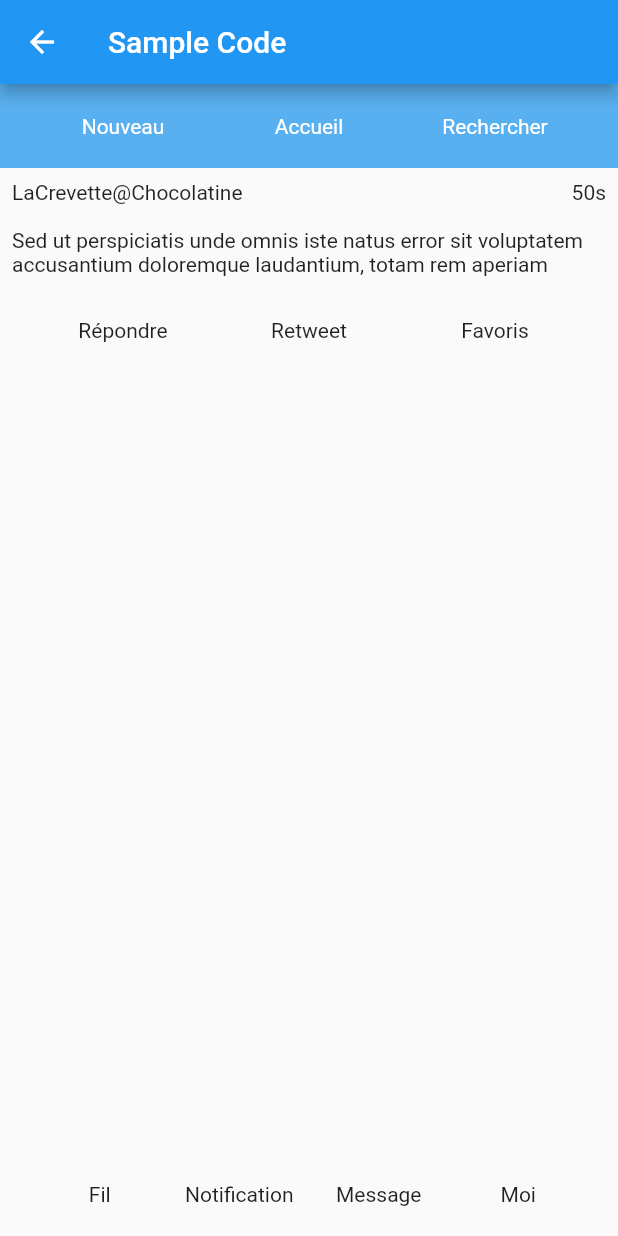
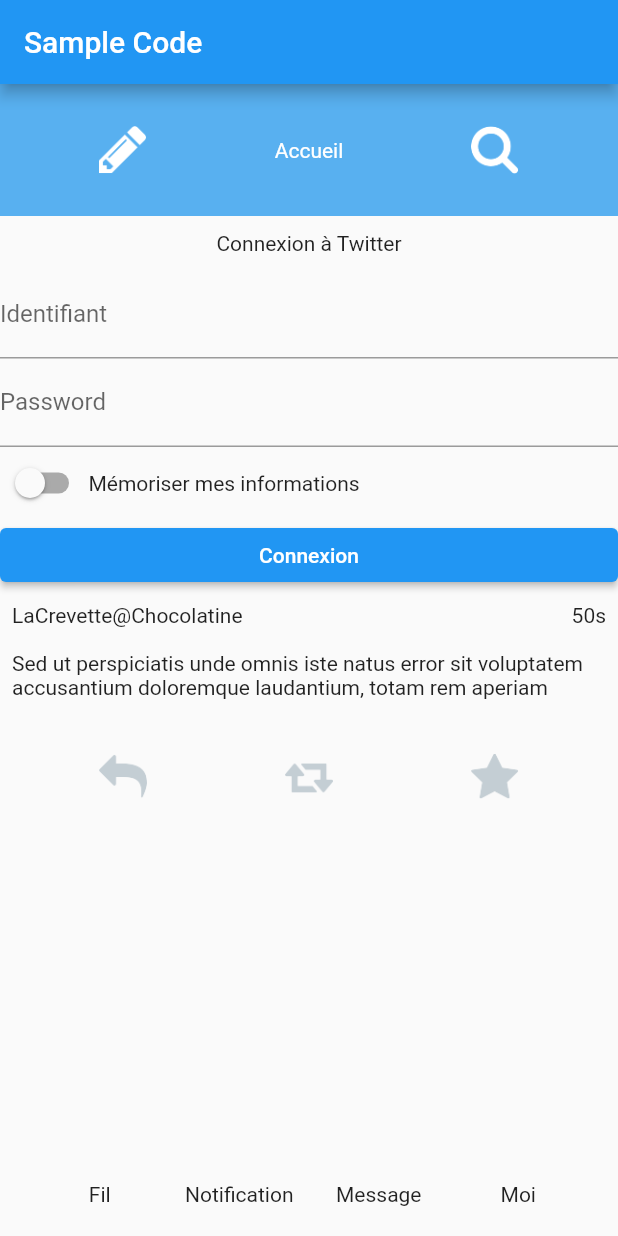
Before and after one commit to Chocolaterie/EniFlutterHCDA091, a Flutter app: the EniDemoPage screen opened directly, on a phone screen of 412 x 824 dp. Run offline on Flutter 3.47's test engine with Material 2 defaults, Android fonts, the phone set to English and light mode, and no system bars.

Commit message:
Correction tp 2 partie 1

```diff
--- /dev/null
+++ b/lib/components/login-form.dart
@@ -0,0 +1,31 @@
+
+import 'package:flutter/material.dart';
+
+class LoginForm extends StatelessWidget {
+
+  @override
+  Widget build(BuildContext context) {
+    return Flex(direction: Axis.vertical, children: [
+
+      const Padding(
+        padding: EdgeInsets.all(10),
+        child: Text("Connexion à Twitter"),
+      ),
+
+      const TextField(decoration: InputDecoration(labelText: "Identifiant"),),
+
+      const TextField(obscureText: true, decoration: InputDecoration(labelText: "Password"),),
+
+      // Attention une ligne qui va afficher horizontalement deux telements
+      Flex(direction: Axis.horizontal, children: [
+        Switch(value: false, onChanged: (bool value) {}), const Text("Mémoriser mes informations")
+      ],),
+
+      // Bouton Connexion
+      SizedBox(width: double.infinity, child: ElevatedButton(onPressed: () {}, child: const Text("Connexion")))
+
+    ],);
+  }
+
+
+}
--- /dev/null
+++ b/lib/components/tweet-item.dart
@@ -0,0 +1,54 @@
+import 'package:eni_demo/content-page.dart';
+import 'package:flutter/material.dart';
+
+class TweetItem extends StatelessWidget {
+
+  @override
+  Widget build(BuildContext context) {
+    return Flex(
+      direction: Axis.vertical,
+      children: [
+        // Le top du tweet
+        Flex(
+          direction: Axis.vertical,
+          children: [
+            // 1er ligne (author - time)
+            Padding(
+              padding: const EdgeInsets.all(8.0),
+              child: Flex(
+                direction: Axis.horizontal,
+                children: const [
+                  // Author
+                  Expanded(
+                    child: Text("LaCrevette@Chocolatine"),
+                  ),
+                  // Time
+                  Text("50s")
+                ],
+              ),
+            ),
+            //Message du tweet
+            const Padding(
+              padding: EdgeInsets.all(8.0),
+              child: Text(
+                  "Sed ut perspiciatis unde omnis iste natus error sit voluptatem accusantium doloremque laudantium, totam rem aperiam"),
+            )
+          ],
+        ),
+        // Footer
+        Padding(
+          padding: const EdgeInsets.all(20),
+          child: Flex(
+            direction: Axis.horizontal,
+            // Mes 3 boutons
+            children: [
+              FooterTwitterIconButton("images/reply.png"),
+              FooterTwitterIconButton("images/retweet.png"),
+              FooterTwitterIconButton("images/favorite.png")
+            ],
+          ),
+        )
+      ],
+    );
+  }
+}
--- a/lib/content-page.dart
+++ b/lib/content-page.dart
@@ -1,4 +1,21 @@
+import 'package:eni_demo/components/login-form.dart';
+import 'package:eni_demo/components/tweet-item.dart';
 import 'package:flutter/material.dart';
+
+// Mon button en mode icon dans le footer du tweet
+class FooterTwitterIconButton extends StatelessWidget {
+
+  String imagePath;
+
+  // constructor
+  FooterTwitterIconButton(this.imagePath ,{super.key});
+
+  @override
+  Widget build(BuildContext context) {
+    return Expanded(
+        child: IconButton(icon: Image.asset(this.imagePath), onPressed: () {},));
+  }
+}
 
 class ContentPage extends StatelessWidget {
   @override
@@ -6,50 +23,12 @@ class ContentPage extends StatelessWidget {
     return Expanded(
         child: Container(
       child: Flex(direction: Axis.vertical, children: [
-        // Le top du tweet
-        Flex(
-          direction: Axis.vertical,
-          children: [
-            // 1er ligne (author - time)
-            Padding(
-              padding: const EdgeInsets.all(8.0),
-              child: Flex(
-                direction: Axis.horizontal,
-                children: const [
-                  // Author
-                  Expanded(
-                    child: Text("LaCrevette@Chocolatine"),
-                  ),
-                  // Time
-                  Text("50s")
-                ],
-              ),
-            ),
-            //Message du tweet
-            const Padding(
-              padding: EdgeInsets.all(8.0),
-              child: Text(
-                  "Sed ut perspiciatis unde omnis iste natus error sit voluptatem accusantium doloremque laudantium, totam rem aperiam"),
-            )
-          ],
-        ),
-        // Footer
-        Padding(
-          padding: const EdgeInsets.all(20),
-          child: Flex(
-            direction: Axis.horizontal,
-            // Mes 3 boutons
-            children: const [
-              Expanded(
-                  child: Text(
-                "Répondre",
-                textAlign: TextAlign.center,
-              )),
-              Expanded(child: Text("Retweet", textAlign: TextAlign.center)),
-              Expanded(child: Text("Favoris", textAlign: TextAlign.center))
-            ],
-          ),
-        ),
+        // Mon formulaire
+        LoginForm(),
+
+        // Mon tweet
+        TweetItem(),
+
       ]),
     ));
   }
--- a/lib/footer-page.dart
+++ b/lib/footer-page.dart
@@ -12,6 +12,7 @@ class FooterButton extends StatelessWidget {
     return Expanded(child: Text(this.label, textAlign: TextAlign.center));
   }
 }
+
 
 /// Composant : Footer d'une page
 class FooterPage extends StatelessWidget {
--- a/lib/header-page.dart
+++ b/lib/header-page.dart
@@ -19,6 +19,21 @@ class HeaderButton extends StatelessWidget {
   }
 }
 
+// Mon button en mode icon dans le header
+class HeaderIconButton extends StatelessWidget {
+
+  String imagePath;
+
+  // constructor
+  HeaderIconButton(this.imagePath ,{super.key});
+
+  @override
+  Widget build(BuildContext context) {
+    return Expanded(
+        child: IconButton(icon: Image.asset(this.imagePath), onPressed: () {},));
+  }
+}
+
 // Notre class qui est un Widget, affichant le Header
 class HeaderPage extends StatelessWidget {
   @override
@@ -33,9 +48,9 @@ class HeaderPage extends StatelessWidget {
           direction: Axis.horizontal,
           // Mes 3 boutons
           children: [
-            HeaderButton("Nouveau"),
+            HeaderIconButton("images/pencil.png"),
             HeaderButton("Accueil"),
-            HeaderButton("Rechercher")
+            HeaderIconButton("images/search.png")
           ],
         ),
       ),
--- a/lib/main.dart
+++ b/lib/main.dart
@@ -19,7 +19,7 @@ class MyApp extends StatelessWidget {
         primarySwatch: Colors.blue,
       ),
       // Page d'accueil
-      home: DemoWidgetPage(),
+      home: EniDemoPage(),
     );
   }
 }
```
Also changed, not shown: images/favorite.png (added), images/pencil.png (added), images/reply.png (added), images/retweet.png (added), images/search.png (added).
